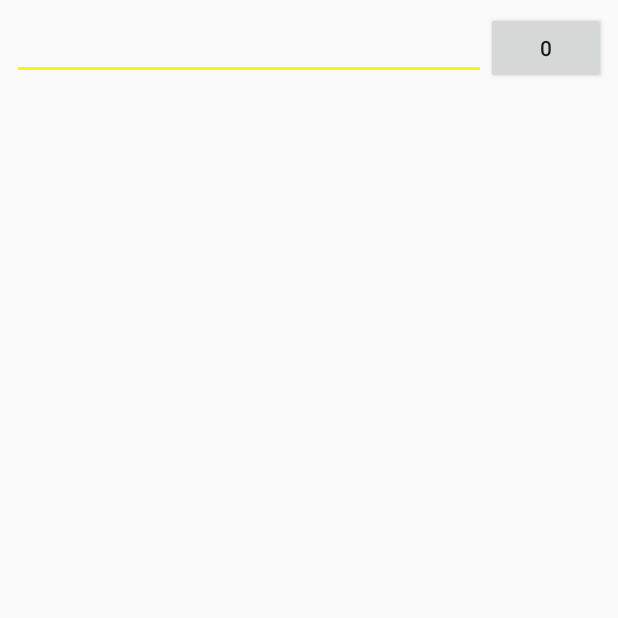
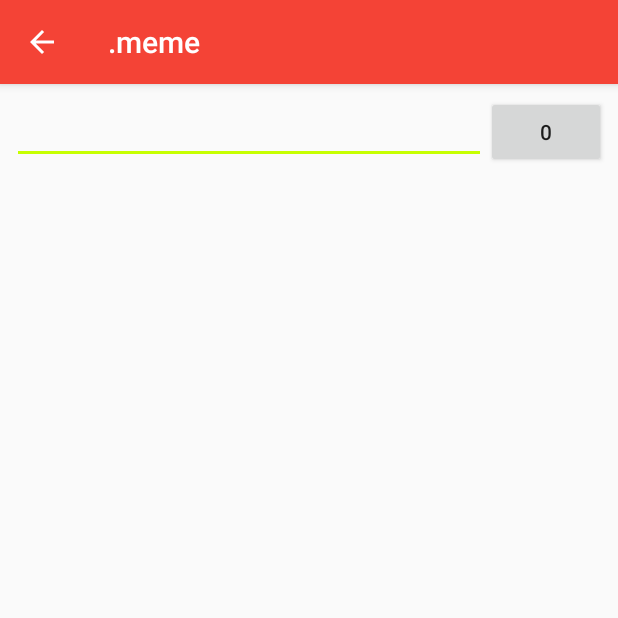
Before and after one commit to TheLastGimbus/.meme, an Android app: the SearchActivity screen opened directly, with no data from a screen before it, on a phone screen of 412 x 824 dp, the top half of it. Run offline under Robolectric (Android 15) with nearby library versions, the phone set to English and light mode, and no system bars; libraries missing offline, so code that uses them is left out: io.realm, org.jetbrains.anko; Roboto replaces fonts that are not available here; 1 statement that could not run was skipped.

Commit message:
Fixed Search and Settings activity. Search activity will be probably merged with Main.

```diff
--- a/app/src/main/java/com/soszynski/mateusz/dotmeme/SearchActivity.kt
+++ b/app/src/main/java/com/soszynski/mateusz/dotmeme/SearchActivity.kt
@@ -4,6 +4,7 @@ import android.graphics.Bitmap
 import android.graphics.BitmapFactory
 import android.os.Bundle
 import android.support.v7.app.AppCompatActivity
+import android.view.WindowManager
 import android.widget.ImageView
 import io.realm.Realm
 import kotlinx.android.synthetic.main.activity_search.*
@@ -20,6 +21,11 @@ class SearchActivity : AppCompatActivity() {
     override fun onCreate(savedInstanceState: Bundle?) {
         super.onCreate(savedInstanceState)
         setContentView(R.layout.activity_search)
+        setSupportActionBar(activity_search_toolbar)
+        window.clearFlags(WindowManager.LayoutParams.FLAG_TRANSLUCENT_STATUS)
+        activity_search_toolbar.setNavigationOnClickListener {
+            onBackPressed()
+        }
 
         realm = Realm.getDefaultInstance()
 
--- /dev/null
+++ b/app/src/main/res/drawable/ic_arrow_back_white_24dp.xml
@@ -0,0 +1,10 @@
+<vector xmlns:android="http://schemas.android.com/apk/res/android"
+    android:width="24dp"
+    android:height="24dp"
+    android:tint="#FFFFFF"
+    android:viewportWidth="24.0"
+    android:viewportHeight="24.0">
+    <path
+        android:fillColor="#FF000000"
+        android:pathData="M20,11H7.83l5.59,-5.59L12,4l-8,8 8,8 1.41,-1.41L7.83,13H20v-2z" />
+</vector>
--- a/app/src/main/res/layout/activity_search.xml
+++ b/app/src/main/res/layout/activity_search.xml
@@ -1,10 +1,34 @@
 <?xml version="1.0" encoding="utf-8"?>
-<android.support.constraint.ConstraintLayout xmlns:android="http://schemas.android.com/apk/res/android"
+<android.support.design.widget.CoordinatorLayout xmlns:android="http://schemas.android.com/apk/res/android"
     xmlns:app="http://schemas.android.com/apk/res-auto"
     xmlns:tools="http://schemas.android.com/tools"
     android:layout_width="match_parent"
     android:layout_height="match_parent"
     tools:context=".SearchActivity">
+
+    <android.support.design.widget.AppBarLayout
+        android:layout_width="match_parent"
+        android:layout_height="wrap_content"
+        android:theme="@style/AppTheme.AppBarOverlay">
+
+        <android.support.v7.widget.Toolbar
+            android:id="@+id/activity_search_toolbar"
+            android:layout_width="match_parent"
+            android:layout_height="?attr/actionBarSize"
+            android:background="?attr/colorPrimary"
+            app:navigationIcon="@drawable/ic_arrow_back_white_24dp"
+            app:popupTheme="@style/AppTheme.PopupOverlay" />
+
+    </android.support.design.widget.AppBarLayout>
+
+    <FrameLayout
+        android:layout_width="match_parent"
+        android:layout_height="match_parent"
+        app:layout_behavior="@string/appbar_scrolling_view_behavior">
+
+        <android.support.constraint.ConstraintLayout
+            android:layout_width="match_parent"
+            android:layout_height="match_parent">
 
             <LinearLayout
                 android:layout_width="0dp"
@@ -51,4 +75,8 @@
                         android:orientation="vertical" />
                 </ScrollView>
             </LinearLayout>
+
         </android.support.constraint.ConstraintLayout>
+    </FrameLayout>
+
+</android.support.design.widget.CoordinatorLayout>
--- a/app/src/main/res/layout/app_bar_main.xml
+++ b/app/src/main/res/layout/app_bar_main.xml
@@ -12,7 +12,7 @@
         android:theme="@style/AppTheme.AppBarOverlay">
 
         <android.support.v7.widget.Toolbar
-            android:id="@+id/toolbar"
+            android:id="@+id/activity_main_toolbar"
             android:layout_width="match_parent"
             android:layout_height="?attr/actionBarSize"
             android:background="?attr/colorPrimary"
--- a/app/src/main/res/layout/nav_header_main.xml
+++ b/app/src/main/res/layout/nav_header_main.xml
@@ -2,10 +2,10 @@
 <LinearLayout xmlns:android="http://schemas.android.com/apk/res/android"
     android:layout_width="match_parent"
     android:layout_height="wrap_content"
-    android:background="@drawable/side_nav_bar"
     android:fitsSystemWindows="true"
     android:gravity="bottom"
     android:orientation="vertical"
+    android:background="@color/colorPrimary"
     android:theme="@style/ThemeOverlay.AppCompat.Dark">
 
     <TextView
--- a/app/src/main/res/values/colors.xml
+++ b/app/src/main/res/values/colors.xml
@@ -1,8 +1,9 @@
 <?xml version="1.0" encoding="utf-8"?>
 <resources>
-    <color name="colorPrimary">#EF5350</color>
-    <color name="colorPrimaryDark">#F44336</color>
-    <color name="colorAccent">#EEFF00</color>
+    <color name="colorPrimary">#f44336</color>
+    <color name="colorPrimaryDark">#ba000d</color>
+    <color name="colorPrimaryLight">#ff7961</color>
+    <color name="colorAccent">#c6ff00</color>
 
     <color name="fontDefault">#000000</color>
 </resources>
--- a/app/src/main/res/values/styles.xml
+++ b/app/src/main/res/values/styles.xml
@@ -1,11 +1,12 @@
 <resources>
 
     <!-- Base application theme. -->
-    <style name="AppTheme" parent="Theme.AppCompat.Light.NoActionBar">
+    <style name="AppTheme" parent="Theme.AppCompat.Light.DarkActionBar">
         <!-- Customize your theme here. -->
         <item name="colorPrimary">@color/colorPrimary</item>
         <item name="colorPrimaryDark">@color/colorPrimaryDark</item>
         <item name="colorAccent">@color/colorAccent</item>
+        <item name="android:statusBarColor">@color/colorPrimaryDark</item>
         <item name="windowActionBar">false</item>
         <item name="windowNoTitle">true</item>
         <item name="android:windowTranslucentStatus">true</item>
```
Also changed, not shown: app/src/main/java/com/soszynski/mateusz/dotmeme/MainActivity.kt (+6 -2 lines), app/src/main/java/com/soszynski/mateusz/dotmeme/SettingsActivity.kt (+8 -0 lines), app/src/main/res/layout/activity_settings.xml (+29 -11 lines). Lines whose indentation alone changed are shown as unchanged.
